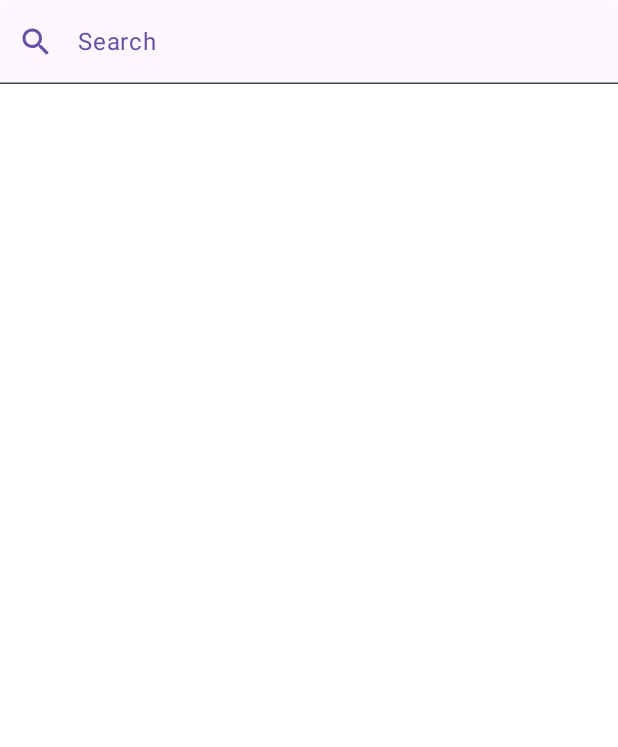
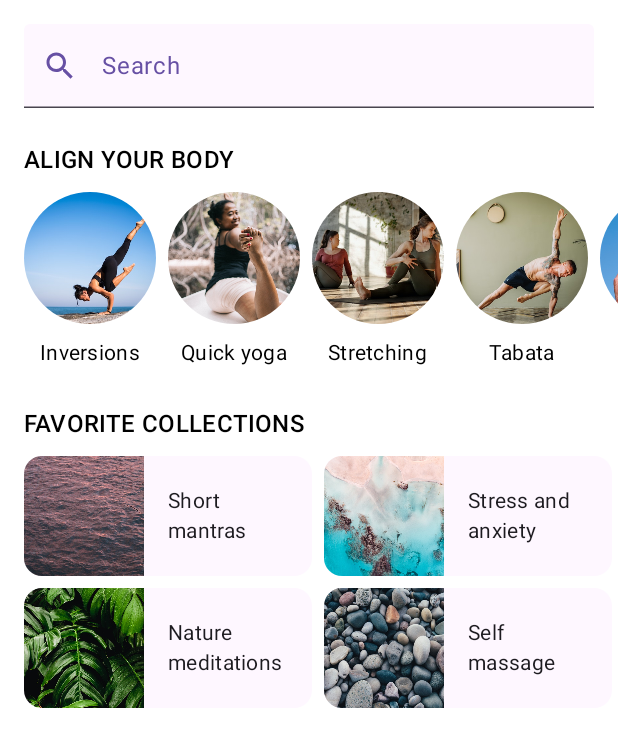
Before and after one commit to jefersonbaixo/MySootheApp, an Android app built with Jetpack Compose: the screen it shows after launch (MainActivity), on a phone screen of 412 x 824 dp. Shown: the top 747 px of the screen. Run offline under Robolectric (Android 15) with nearby library versions, the phone set to English and light mode, and no system bars.

Commit message:
Finished Home Screen

```diff
--- a/app/src/main/java/com/codelab/basiclayouts/MainActivity.kt
+++ b/app/src/main/java/com/codelab/basiclayouts/MainActivity.kt
@@ -26,6 +26,7 @@ import androidx.compose.foundation.layout.Arrangement
 import androidx.compose.foundation.layout.Column
 import androidx.compose.foundation.layout.PaddingValues
 import androidx.compose.foundation.layout.Row
+import androidx.compose.foundation.layout.Spacer
 import androidx.compose.foundation.layout.fillMaxWidth
 import androidx.compose.foundation.layout.height
 import androidx.compose.foundation.layout.heightIn
@@ -38,7 +39,9 @@ import androidx.compose.foundation.lazy.grid.GridCells
 import androidx.compose.foundation.lazy.grid.LazyHorizontalGrid
 import androidx.compose.foundation.lazy.grid.items
 import androidx.compose.foundation.lazy.items
+import androidx.compose.foundation.rememberScrollState
 import androidx.compose.foundation.shape.CircleShape
+import androidx.compose.foundation.verticalScroll
 import androidx.compose.material.icons.Icons
 import androidx.compose.material.icons.filled.Search
 import androidx.compose.material3.ExperimentalMaterial3Api
@@ -220,7 +223,18 @@ fun HomeSection(
 // Step: Home screen - Scrolling
 @Composable
 fun HomeScreen(modifier: Modifier = Modifier) {
-    // Implement composable here
+    Column(
+        modifier = modifier.verticalScroll(rememberScrollState())) {
+        Spacer(modifier = Modifier.height(16.dp))
+        SearchBar(modifier = Modifier.padding(horizontal = 16.dp))
+        HomeSection(title = R.string.align_your_body) {
+            AlignYourBodyRow()
+        }
+        HomeSection(title = R.string.favorite_collections) {
+            FavoriteCollectionsGrid()
+        }
+        Spacer(modifier = Modifier.height(16.dp))
+    }
 }
 
 // Step: Bottom navigation - Material
@@ -250,7 +264,7 @@ fun MySootheAppLandscape() {
 // Step: MySoothe App
 @Composable
 fun MySootheApp() {
-    SearchBar()
+    HomeScreen()
 }
 
 private val alignYourBodyData = listOf(
```
